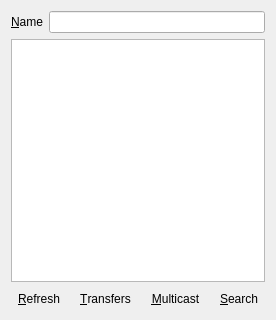
Before: the Qt Designer form ui/peerdialog.ui in shaan7/Kapotah, drawn with Qt 5.
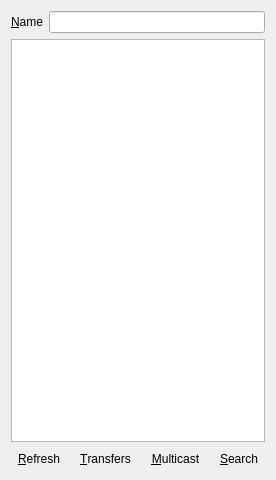
After: the same form once the commit is applied. Icons and pictures are not drawn.

```diff
--- a/ui/peerdialog.ui
+++ b/ui/peerdialog.ui
@@ -10,7 +10,7 @@
     <x>0</x>
     <y>0</y>
     <width>240</width>
-    <height>320</height>
+    <height>480</height>
    </rect>
   </property>
   <property name="windowTitle">
```
